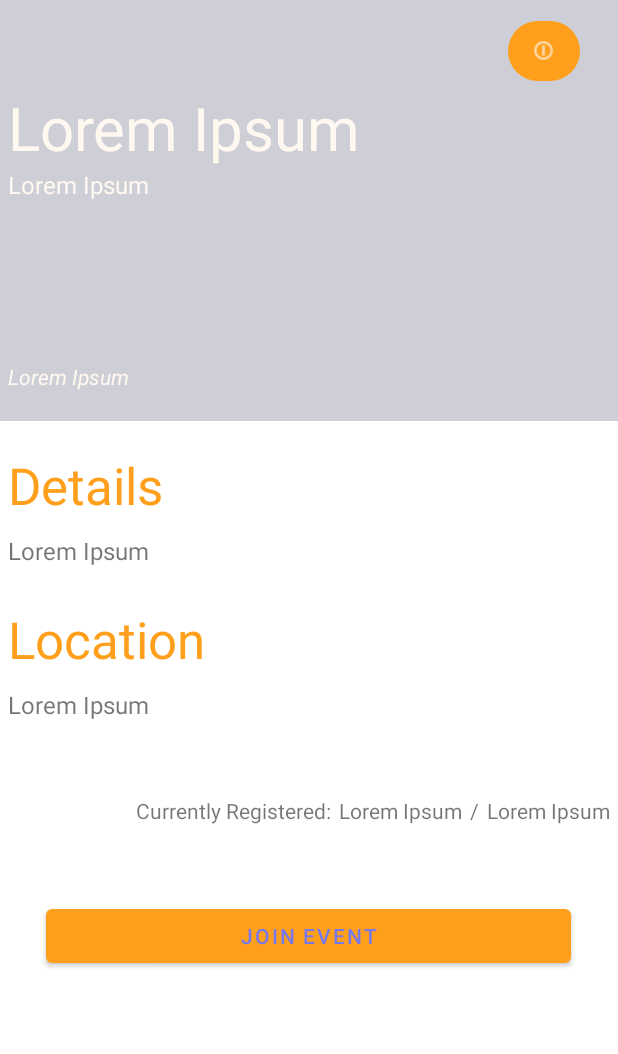
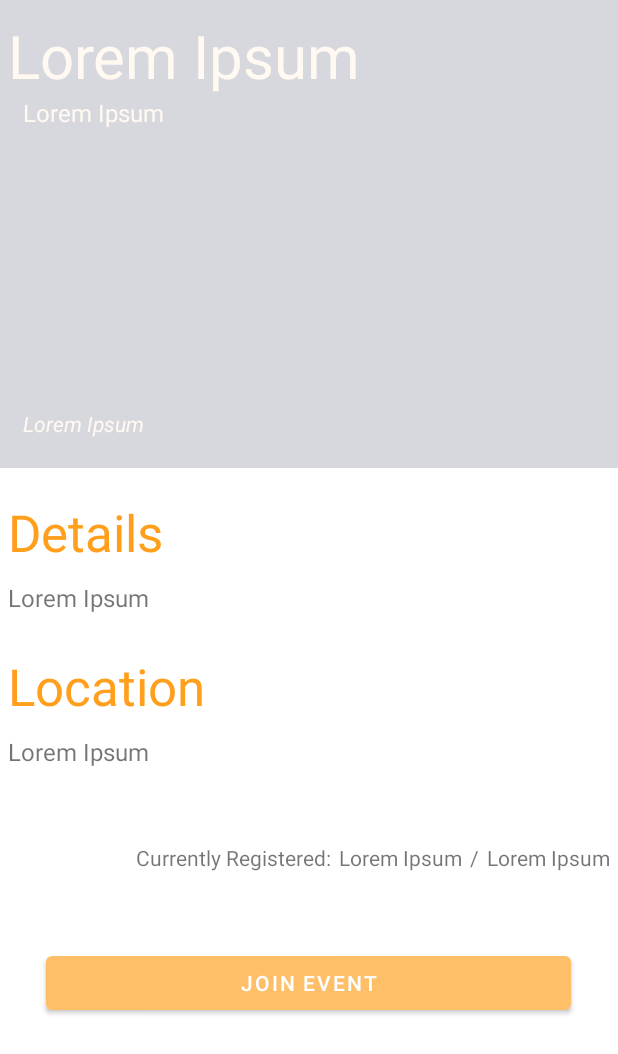
Before and after one commit to winter2022-comp3717/project-genuity, an Android app: the layout activity_event_page.xml on its own in the app's theme, with its tools: preview values and no code run, on a phone screen of 412 x 824 dp. Shown: the top 1054 px of the screen. Run offline under Robolectric (Android 15) with nearby library versions, the phone set to English and light mode, and no system bars; Roboto replaces fonts that are not available here.

Commit message:
Updated Some Designs and Colours

```diff
--- a/app/src/main/res/layout/activity_account.xml
+++ b/app/src/main/res/layout/activity_account.xml
@@ -75,9 +75,9 @@
         android:layout_gravity="right"
         android:layout_marginRight="20dp"
         android:layout_marginBottom="7dp"
-        android:backgroundTint="@color/custom_blue"
+        android:backgroundTint="@color/custom_purple"
         android:text="@string/eventsButton_account"
-        android:textColor="@color/custom_blue_light"
+        android:textColor="@color/custom_white"
         tools:ignore="TextContrastCheck" />
 
     <Button
@@ -86,7 +86,7 @@
         android:layout_height="wrap_content"
         android:layout_gravity="right"
         android:layout_marginRight="20dp"
-        android:backgroundTint="@color/custom_orange"
+        android:backgroundTint="@color/custom_orange_light"
         android:text="@string/logoutText_account"
         android:textColor="@color/custom_white"
         tools:ignore="TextContrastCheck" />
--- a/app/src/main/res/layout/activity_event_page.xml
+++ b/app/src/main/res/layout/activity_event_page.xml
@@ -11,25 +11,14 @@
     <LinearLayout
         android:id="@+id/linearLayout_event_img"
         android:layout_width="match_parent"
-        android:layout_height="wrap_content"
+        android:layout_height="235dp"
         android:layout_weight="1"
+        android:alpha="0.8"
         android:background="#CECED6"
         android:orientation="vertical"
         android:paddingLeft="5dp"
         android:paddingRight="5dp"
         android:paddingBottom="20dp">
-
-        <Button
-            android:id="@+id/button_eventPage_info"
-            style="@style/Widget.Material3.Button.Icon"
-            android:layout_width="48dp"
-            android:layout_height="wrap_content"
-            android:layout_gravity="right"
-            android:layout_marginTop="10dp"
-            android:layout_marginEnd="20dp"
-            app:icon="@android:drawable/ic_menu_info_details"
-            app:iconGravity="textEnd"
-            tools:ignore="SpeakableTextPresentCheck" />
 
         <TextView
             android:id="@+id/textView_eventPage_name"
@@ -37,6 +26,7 @@
             android:layout_height="wrap_content"
             android:layout_weight="0"
             android:fontFamily="@font/abeezee"
+            android:paddingTop="10dp"
             android:text="@string/dummyText_fields"
             android:textColor="@color/custom_white"
             android:textSize="40sp" />
@@ -47,6 +37,7 @@
             android:layout_height="wrap_content"
             android:layout_weight="1"
             android:fontFamily="@font/abeezee"
+            android:paddingLeft="10dp"
             android:text="@string/dummyText_fields"
             android:textColor="@color/custom_white"
             android:textSize="16sp" />
@@ -56,6 +47,7 @@
             android:layout_width="wrap_content"
             android:layout_height="wrap_content"
             android:fontFamily="@font/abeezee"
+            android:paddingLeft="10dp"
             android:text="@string/dummyText_fields"
             android:textColor="@color/custom_white"
             android:textStyle="italic" />
@@ -153,7 +145,7 @@
             android:layout_gravity="center"
             android:layout_marginTop="50dp"
             android:text="Join Event"
-            android:textColor="@color/custom_purple" />
+            android:textColor="@color/white" />
 
         <Button
             android:id="@+id/button_eventPage_cancel"
--- a/app/src/main/res/layout/activity_log_in.xml
+++ b/app/src/main/res/layout/activity_log_in.xml
@@ -92,7 +92,7 @@
         android:layout_height="wrap_content"
         android:layout_gravity="center"
         android:layout_marginTop="175px"
-        android:backgroundTint="@color/custom_blue"
+        android:backgroundTint="@color/custom_purple"
         android:text="@string/authentication_signup"
         android:textColor="@color/custom_blue_light" />
 
--- a/app/src/main/res/layout/activity_main.xml
+++ b/app/src/main/res/layout/activity_main.xml
@@ -4,7 +4,7 @@
     xmlns:tools="http://schemas.android.com/tools"
     android:layout_width="match_parent"
     android:layout_height="match_parent"
-    android:background="@color/custom_blue_light"
+    android:background="@color/white"
     tools:context=".MainActivity">
 
     <TextView
@@ -48,8 +48,8 @@
         android:layout_height="wrap_content"
         android:layout_alignParentEnd="true"
         android:layout_alignParentBottom="true"
-        android:layout_marginEnd="70dp"
-        android:layout_marginBottom="68dp"
+        android:layout_marginEnd="100dp"
+        android:layout_marginBottom="98dp"
         android:fontFamily="@font/abeezee"
         android:text="@string/home_page_button"
         android:textColor="@color/custom_orange_light"
--- a/app/src/main/res/layout/activity_signin.xml
+++ b/app/src/main/res/layout/activity_signin.xml
@@ -116,7 +116,7 @@
         android:layout_height="wrap_content"
         android:layout_gravity="center"
         android:layout_marginTop="175px"
-        android:backgroundTint="@color/custom_blue"
+        android:backgroundTint="@color/custom_purple"
         android:text="@string/authentication_login"
-        android:textColor="@color/custom_blue_light" />
+        android:textColor="@color/custom_white" />
 </LinearLayout>
--- a/app/src/main/res/layout/activity_user_events.xml
+++ b/app/src/main/res/layout/activity_user_events.xml
@@ -19,7 +19,7 @@
         android:layout_marginBottom="20sp"
         android:fontFamily="@font/abeezee"
         android:text="@string/eventsButton_account"
-        android:textColor="@color/custom_blue"
+        android:textColor="@color/custom_purple"
         android:textSize="30sp" />
 
     <TextView
--- a/app/src/main/res/layout/search_card.xml
+++ b/app/src/main/res/layout/search_card.xml
@@ -18,7 +18,7 @@
             android:fontFamily="@font/abeezee"
             android:padding="10dp"
             android:text="@string/dummyText_fields"
-            android:textColor="@color/custom_blue"
+            android:textColor="@color/custom_orange_light"
             android:textSize="25sp"
             android:textStyle="bold" />
 
--- a/app/src/main/res/values/themes.xml
+++ b/app/src/main/res/values/themes.xml
@@ -2,7 +2,7 @@
     <!-- Base application theme. -->
     <style name="Theme.Projectgenuity" parent="Theme.MaterialComponents.DayNight.DarkActionBar">
         <!-- Primary brand color. -->
-        <item name="colorPrimary">@color/custom_orange</item>
+        <item name="colorPrimary">@color/custom_orange_light</item>
         <item name="colorPrimaryVariant">@color/custom_orange_light</item>
         <item name="colorOnPrimary">@color/custom_white</item>
         <!-- Secondary brand color. -->
```
Also changed, not shown: app/src/main/res/layout/activity_home.xml (+16 -1 lines), app/src/main/res/layout/fragment_home_events.xml (+13 -9 lines).
